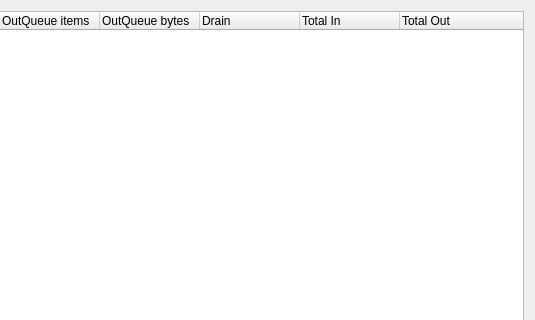
Qt form retroshare-gui/src/gui/statistics/BwCtrlWindow.ui (RetroShare/RetroShare) before a commit; both pictures show x 912 to 1447 and y 0 to 320 of the 1447 by 471 pixel window.
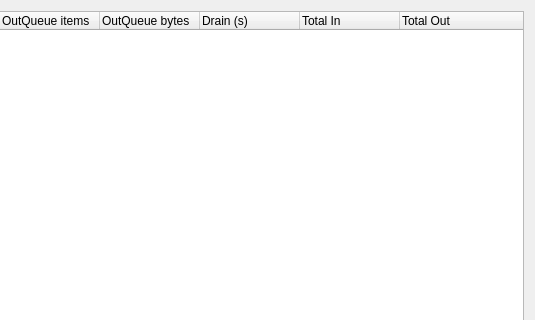
The same form after that commit. Custom widgets are drawn as their Qt base class.

Commit message: Fix fugitive peer selection and add units to Drain column in Bandwidth Stats

Diff of the .ui file:
```diff
--- a/retroshare-gui/src/gui/statistics/BwCtrlWindow.ui
+++ b/retroshare-gui/src/gui/statistics/BwCtrlWindow.ui
@@ -80,7 +80,7 @@
       </column>
       <column>
        <property name="text">
-        <string>Drain</string>
+        <string>Drain (s)</string>
        </property>
       </column>
       <column>
```
The commit also changes 1 other file.
